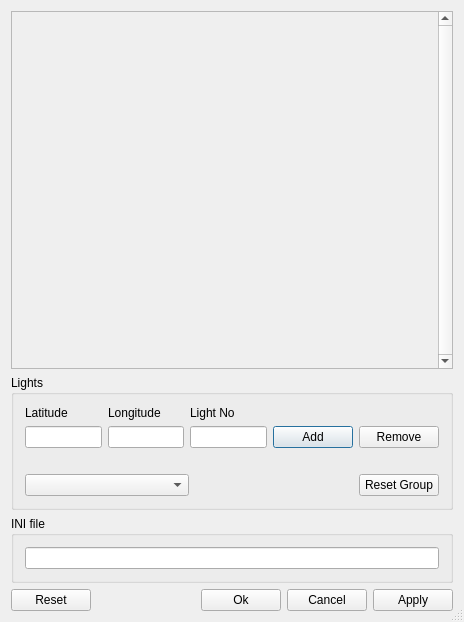
This is ldvlib/LDVQt/LDVExportOptionPanel.ui in trevorsandy/lpub3d-ci as Qt 5 draws it before an edit. The edited form follows.
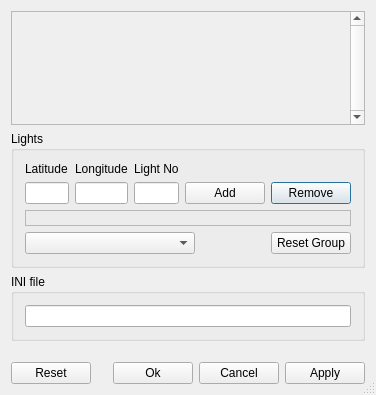
This is the edited form. Icons and pictures are not drawn.

Commit message: Extend native export - add HTML Part List [ticket]

Diff of the .ui file:
```diff
--- a/ldvlib/LDVQt/LDVExportOptionPanel.ui
+++ b/ldvlib/LDVQt/LDVExportOptionPanel.ui
@@ -7,10 +7,16 @@
    <rect>
     <x>0</x>
     <y>0</y>
-    <width>464</width>
-    <height>622</height>
+    <width>376</width>
+    <height>395</height>
    </rect>
   </property>
+  <property name="sizePolicy">
+   <sizepolicy hsizetype="Preferred" vsizetype="MinimumExpanding">
+    <horstretch>0</horstretch>
+    <verstretch>0</verstretch>
+   </sizepolicy>
+  </property>
   <property name="windowTitle">
    <string>Export Options</string>
   </property>
@@ -21,13 +27,11 @@
   <property name="sizeGripEnabled">
    <bool>true</bool>
   </property>
-  <layout class="QVBoxLayout" name="verticalLayout_3">
-   <item>
     <layout class="QVBoxLayout" name="verticalLayout_2">
      <item>
       <widget class="QScrollArea" name="scrollArea">
        <property name="sizePolicy">
-        <sizepolicy hsizetype="Expanding" vsizetype="Expanding">
+      <sizepolicy hsizetype="Preferred" vsizetype="MinimumExpanding">
          <horstretch>0</horstretch>
          <verstretch>0</verstretch>
         </sizepolicy>
@@ -45,12 +49,37 @@
      </item>
      <item>
       <widget class="QGroupBox" name="povLightingGrpBox">
+     <property name="sizePolicy">
+      <sizepolicy hsizetype="Preferred" vsizetype="Preferred">
+       <horstretch>0</horstretch>
+       <verstretch>0</verstretch>
+      </sizepolicy>
+     </property>
+     <property name="minimumSize">
+      <size>
+       <width>0</width>
+       <height>0</height>
+      </size>
+     </property>
+     <property name="baseSize">
+      <size>
+       <width>0</width>
+       <height>0</height>
+      </size>
+     </property>
        <property name="title">
         <string>Lights</string>
        </property>
-       <layout class="QVBoxLayout" name="verticalLayout">
+     <layout class="QVBoxLayout" name="verticalLayout_3">
         <item>
          <layout class="QGridLayout" name="gridLayout">
+        <item row="1" column="1">
+         <widget class="QLineEdit" name="povLightLongitudeLnEdit">
+          <property name="toolTip">
+           <string>Enter the light's longitude coordinate.</string>
+          </property>
+         </widget>
+        </item>
           <item row="0" column="0">
            <widget class="QLabel" name="label_13">
             <property name="text">
@@ -65,13 +94,6 @@
             </property>
            </widget>
           </item>
-          <item row="0" column="2">
-           <widget class="QLabel" name="label_12">
-            <property name="text">
-             <string>Light No</string>
-            </property>
-           </widget>
-          </item>
           <item row="1" column="0">
            <widget class="QLineEdit" name="povLightLatitudeLnEdit">
             <property name="toolTip">
@@ -79,10 +101,13 @@
             </property>
            </widget>
           </item>
-          <item row="1" column="1">
-           <widget class="QLineEdit" name="povLightLongitudeLnEdit">
+        <item row="1" column="4">
+         <widget class="QPushButton" name="povRemoveLightBtn">
             <property name="toolTip">
-             <string>Enter the light's longitude coordinate.</string>
+           <string>Remove the current light entry</string>
+          </property>
+          <property name="text">
+           <string>Remove</string>
             </property>
            </widget>
           </item>
@@ -96,6 +121,13 @@
             </property>
            </widget>
           </item>
+        <item row="0" column="2">
+         <widget class="QLabel" name="label_12">
+          <property name="text">
+           <string>Light No</string>
+          </property>
+         </widget>
+        </item>
           <item row="1" column="3">
            <widget class="QPushButton" name="povAddLightBtn">
             <property name="toolTip">
@@ -106,20 +138,13 @@
             </property>
            </widget>
           </item>
-          <item row="1" column="4">
-           <widget class="QPushButton" name="povRemoveLightBtn">
-            <property name="toolTip">
-             <string>Remove the current light entry</string>
-            </property>
-            <property name="text">
-             <string>Remove</string>
-            </property>
-           </widget>
-          </item>
          </layout>
         </item>
         <item>
          <widget class="QLabel" name="label">
+        <property name="frameShape">
+         <enum>QFrame::StyledPanel</enum>
+        </property>
           <property name="text">
            <string/>
           </property>
@@ -130,11 +155,17 @@
           <item>
            <widget class="QComboBox" name="povLightsCombo">
             <property name="sizePolicy">
-             <sizepolicy hsizetype="Expanding" vsizetype="Fixed">
+           <sizepolicy hsizetype="Fixed" vsizetype="Fixed">
               <horstretch>0</horstretch>
               <verstretch>0</verstretch>
              </sizepolicy>
             </property>
+          <property name="minimumSize">
+           <size>
+            <width>170</width>
+            <height>0</height>
+           </size>
+          </property>
             <property name="toolTip">
              <string>View and select light entries</string>
             </property>
@@ -146,11 +177,11 @@
              <enum>Qt::Horizontal</enum>
             </property>
             <property name="sizeType">
-             <enum>QSizePolicy::MinimumExpanding</enum>
+           <enum>QSizePolicy::Expanding</enum>
             </property>
             <property name="sizeHint" stdset="0">
              <size>
-              <width>120</width>
+            <width>10</width>
               <height>20</height>
              </size>
             </property>
@@ -173,10 +204,22 @@
      </item>
      <item>
       <widget class="QGroupBox" name="iniBox">
+     <property name="sizePolicy">
+      <sizepolicy hsizetype="Preferred" vsizetype="Preferred">
+       <horstretch>0</horstretch>
+       <verstretch>0</verstretch>
+      </sizepolicy>
+     </property>
+     <property name="baseSize">
+      <size>
+       <width>0</width>
+       <height>0</height>
+      </size>
+     </property>
        <property name="title">
         <string>INI file</string>
        </property>
-       <layout class="QHBoxLayout" name="horizontalLayout_2">
+     <layout class="QVBoxLayout" name="verticalLayout">
         <item>
          <widget class="QLineEdit" name="iniFileEdit"/>
         </item>
@@ -184,7 +227,23 @@
       </widget>
      </item>
      <item>
-      <layout class="QHBoxLayout" name="buttonsLayout">
+    <spacer name="verticalSpacer">
+     <property name="orientation">
+      <enum>Qt::Vertical</enum>
+     </property>
+     <property name="sizeType">
+      <enum>QSizePolicy::Expanding</enum>
+     </property>
+     <property name="sizeHint" stdset="0">
+      <size>
+       <width>20</width>
+       <height>40</height>
+      </size>
+     </property>
+    </spacer>
+   </item>
+   <item>
+    <layout class="QHBoxLayout" name="horizontalLayout_3">
        <item>
         <widget class="QPushButton" name="resetButton">
          <property name="text">
@@ -232,8 +291,6 @@
       </layout>
      </item>
     </layout>
-   </item>
-  </layout>
  </widget>
  <layoutdefault spacing="6" margin="11"/>
  <tabstops>
```
Left out of the diff: 1 changed line with no effect on the pictures. Lines whose indentation alone changed are shown as unchanged. The commit also changes 17 other files.
